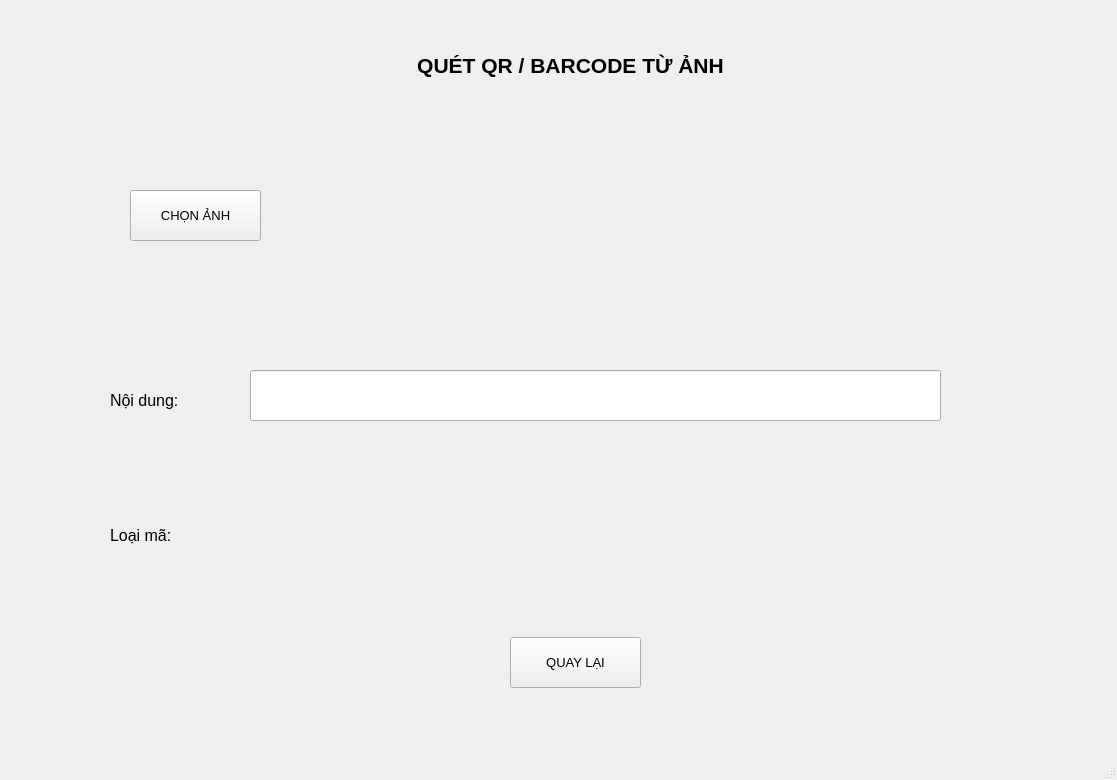
Before: the Qt Designer form manhinhquetanh.ui in thaihuutai04082005-del/BAI_TAP_NHOM_2, drawn with Qt 5.
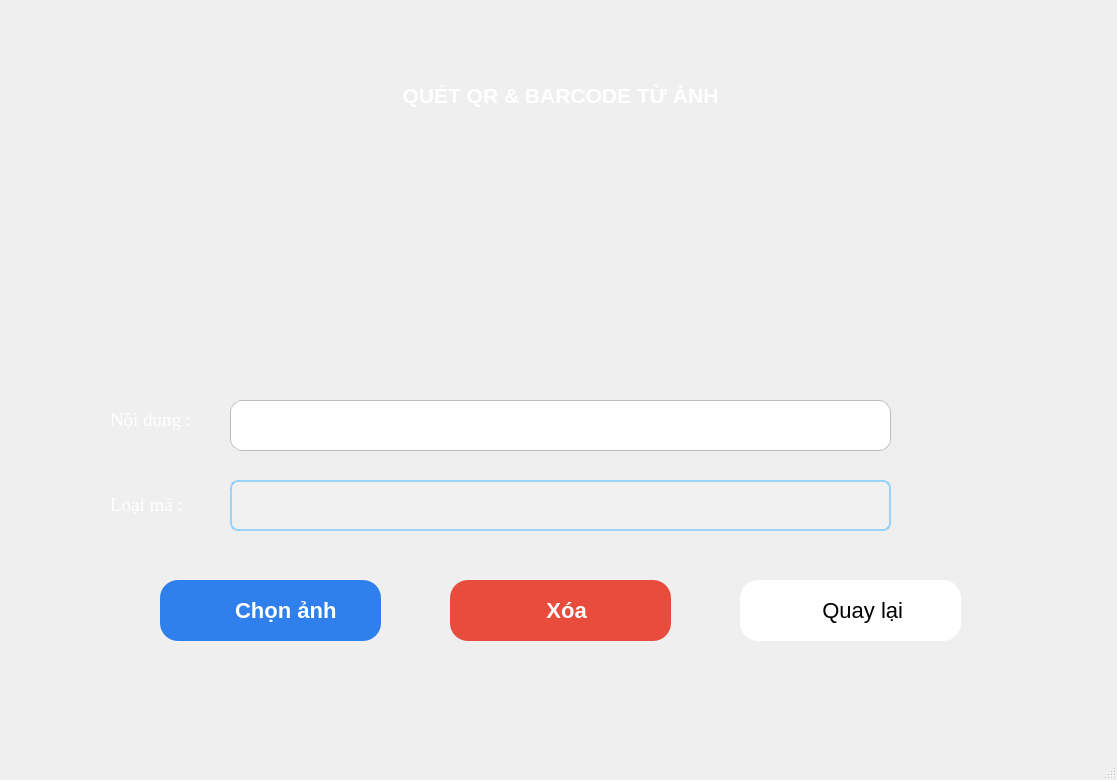
After: the same form once the commit is applied. Icons and pictures are not drawn.

Commit message: Dung: Cap nhat code quet anh

Patch:
```diff
--- a/manhinhquetanh.ui
+++ b/manhinhquetanh.ui
@@ -17,97 +17,166 @@
    <widget class="QLabel" name="label">
     <property name="geometry">
      <rect>
-      <x>360</x>
-      <y>20</y>
+      <x>350</x>
+      <y>50</y>
       <width>421</width>
       <height>91</height>
      </rect>
     </property>
+    <property name="font">
+     <font>
+      <family>Arial</family>
+      <weight>50</weight>
+      <bold>false</bold>
+     </font>
+    </property>
     <property name="text">
-     <string>&lt;html&gt;&lt;head/&gt;&lt;body&gt;&lt;p align=&quot;center&quot;&gt;&lt;span style=&quot; font-size:16pt; font-weight:600;&quot;&gt;QUÉT QR / BARCODE TỪ ẢNH&lt;/span&gt;&lt;/p&gt;&lt;/body&gt;&lt;/html&gt;</string>
+     <string>&lt;html&gt;&lt;head/&gt;&lt;body&gt;&lt;p align=&quot;center&quot;&gt;&lt;span style=&quot; font-size:16pt; font-weight:600; color:#ffffff;&quot;&gt;QUÉT QR &amp;amp; BARCODE TỪ ẢNH&lt;/span&gt;&lt;/p&gt;&lt;/body&gt;&lt;/html&gt;</string>
     </property>
    </widget>
    <widget class="QPushButton" name="chonanh_btt">
     <property name="geometry">
      <rect>
-      <x>130</x>
-      <y>190</y>
-      <width>131</width>
-      <height>51</height>
+      <x>160</x>
+      <y>580</y>
+      <width>221</width>
+      <height>61</height>
      </rect>
     </property>
     <property name="font">
      <font>
-      <pointsize>10</pointsize>
+      <pointsize>-1</pointsize>
+      <weight>62</weight>
+      <bold>true</bold>
      </font>
     </property>
+    <property name="styleSheet">
+     <string notr="true">QPushButton {
+    background-color: #2F80ED;   /* xanh dương đậm vừa, rất dễ nhìn */
+    color: #FFFFFF;
+    border: none;
+    border-radius: 18px;
+    padding: 6px 16px;
+	font-size: 22px;
+    font-weight: 500;
+}
+</string>
+    </property>
     <property name="text">
-     <string>CHỌN ẢNH</string>
+     <string>     Chọn ảnh</string>
     </property>
    </widget>
    <widget class="QLabel" name="label_2">
     <property name="geometry">
      <rect>
       <x>110</x>
-      <y>380</y>
+      <y>390</y>
       <width>101</width>
-      <height>41</height>
+      <height>61</height>
      </rect>
     </property>
+    <property name="font">
+     <font>
+      <family>Times New Roman</family>
+     </font>
+    </property>
     <property name="text">
-     <string>&lt;html&gt;&lt;head/&gt;&lt;body&gt;&lt;p&gt;&lt;span style=&quot; font-size:12pt;&quot;&gt;Nội dung:&lt;/span&gt;&lt;/p&gt;&lt;/body&gt;&lt;/html&gt;</string>
+     <string>&lt;html&gt;&lt;head/&gt;&lt;body&gt;&lt;p&gt;&lt;span style=&quot; font-size:14pt; color:#ffffff;&quot;&gt;Nội dung :&lt;/span&gt;&lt;/p&gt;&lt;/body&gt;&lt;/html&gt;</string>
     </property>
    </widget>
    <widget class="QLabel" name="label_3">
     <property name="geometry">
      <rect>
       <x>110</x>
-      <y>505</y>
-      <width>381</width>
-      <height>61</height>
+      <y>480</y>
+      <width>91</width>
+      <height>51</height>
      </rect>
     </property>
+    <property name="font">
+     <font>
+      <family>Times New Roman</family>
+     </font>
+    </property>
     <property name="text">
-     <string>&lt;html&gt;&lt;head/&gt;&lt;body&gt;&lt;p&gt;&lt;span style=&quot; font-size:12pt;&quot;&gt;Loại mã: &lt;/span&gt;&lt;/p&gt;&lt;/body&gt;&lt;/html&gt;</string>
+     <string>&lt;html&gt;&lt;head/&gt;&lt;body&gt;&lt;p&gt;&lt;span style=&quot; font-size:14pt; color:#ffffff;&quot;&gt;Loại mã : &lt;/span&gt;&lt;/p&gt;&lt;/body&gt;&lt;/html&gt;</string>
     </property>
    </widget>
    <widget class="QPushButton" name="quaylai2_btt">
     <property name="geometry">
      <rect>
-      <x>510</x>
-      <y>637</y>
-      <width>131</width>
-      <height>51</height>
+      <x>740</x>
+      <y>580</y>
+      <width>221</width>
+      <height>61</height>
      </rect>
     </property>
     <property name="font">
      <font>
-      <pointsize>10</pointsize>
+      <pointsize>-1</pointsize>
      </font>
     </property>
+    <property name="styleSheet">
+     <string notr="true">QPushButton {
+    background-color: #FFFFFF;
+    border-radius: 18px;
+	font-size: 22px;
+}</string>
+    </property>
     <property name="text">
-     <string>QUAY LẠI</string>
+     <string>    Quay lại</string>
     </property>
    </widget>
    <widget class="QLineEdit" name="noidunganh_line">
     <property name="geometry">
      <rect>
-      <x>250</x>
-      <y>370</y>
-      <width>691</width>
+      <x>230</x>
+      <y>400</y>
+      <width>661</width>
       <height>51</height>
      </rect>
     </property>
+    <property name="styleSheet">
+     <string notr="true">QLineEdit {
+    background-color: #FFFFFF;     /* nền trắng */
+    color: #333333;                /* chữ xám đậm */
+    border: 1px solid #BDBDBD;     /* viền xám nhạt */
+    border-radius: 12px;           /* bo tròn góc */
+    padding: 6px 12px;             /* khoảng cách chữ */
+    font-size: 14px;
+}</string>
+    </property>
    </widget>
    <widget class="QLabel" name="loaima_lb">
     <property name="geometry">
      <rect>
-      <x>350</x>
-      <y>510</y>
-      <width>151</width>
-      <height>41</height>
+      <x>230</x>
+      <y>480</y>
+      <width>661</width>
+      <height>51</height>
      </rect>
     </property>
+    <property name="styleSheet">
+     <string notr="true">QLabel {
+    /* Nền trắng trong suốt nhẹ giúp nổi bật trên hình nền xanh đậm */
+    background-color: rgba(255, 255, 255, 20); 
+    
+    /* Viền xanh sáng tạo hiệu ứng công nghệ hiện đại */
+    border: 2px solid rgba(120, 200, 255, 180); 
+    
+    /* Bo góc khung */
+    border-radius: 8px;
+    
+    /* Đổi màu chữ sang trắng để dễ đọc nhất */
+    color: #ffffff;
+    
+    /* Làm đậm chữ để tăng độ nhận diện */
+    font-weight: bold;
+    
+    /* Đẩy chữ cách viền trái một chút cho cân đối */
+    padding-left: 10px;
+}</string>
+    </property>
     <property name="text">
      <string/>
     </property>
@@ -115,10 +184,10 @@
    <widget class="QLabel" name="qrbarcode1_lb">
     <property name="geometry">
      <rect>
-      <x>310</x>
-      <y>140</y>
-      <width>301</width>
-      <height>171</height>
+      <x>250</x>
+      <y>180</y>
+      <width>241</width>
+      <height>161</height>
      </rect>
     </property>
     <property name="text">
@@ -128,10 +197,150 @@
    <widget class="QLabel" name="qrbarcode2_lb">
     <property name="geometry">
      <rect>
+      <x>640</x>
+      <y>180</y>
+      <width>241</width>
+      <height>161</height>
+     </rect>
+    </property>
+    <property name="text">
+     <string/>
+    </property>
+   </widget>
+   <widget class="QLabel" name="label_4">
+    <property name="geometry">
+     <rect>
+      <x>0</x>
+      <y>0</y>
+      <width>1121</width>
+      <height>761</height>
+     </rect>
+    </property>
+    <property name="styleSheet">
+     <string notr="true">background-image: url(:/nen/nen8.png);</string>
+    </property>
+    <property name="text">
+     <string/>
+    </property>
+   </widget>
+   <widget class="QLabel" name="label_5">
+    <property name="geometry">
+     <rect>
+      <x>590</x>
+      <y>150</y>
+      <width>341</width>
+      <height>221</height>
+     </rect>
+    </property>
+    <property name="styleSheet">
+     <string notr="true">image: url(:/nen/khungcamera1.png);</string>
+    </property>
+    <property name="text">
+     <string/>
+    </property>
+   </widget>
+   <widget class="QLabel" name="label_6">
+    <property name="geometry">
+     <rect>
+      <x>220</x>
+      <y>150</y>
+      <width>301</width>
+      <height>221</height>
+     </rect>
+    </property>
+    <property name="styleSheet">
+     <string notr="true">image: url(:/nen/khungcamera1.png);</string>
+    </property>
+    <property name="text">
+     <string/>
+    </property>
+   </widget>
+   <widget class="QPushButton" name="xoa3_btt">
+    <property name="geometry">
+     <rect>
+      <x>450</x>
+      <y>580</y>
+      <width>221</width>
+      <height>61</height>
+     </rect>
+    </property>
+    <property name="font">
+     <font>
+      <pointsize>-1</pointsize>
+      <weight>62</weight>
+      <bold>true</bold>
+     </font>
+    </property>
+    <property name="styleSheet">
+     <string notr="true">QPushButton {
+    background-color: #E74C3C;   /* đỏ giống nút Thoát trong hình */
+    color: #FFFFFF;
+    border: none;
+    border-radius: 18px;
+    padding: 6px 16px;
+	font-size: 22px;
+    font-weight: 500;
+}</string>
+    </property>
+    <property name="text">
+     <string>  Xóa</string>
+    </property>
+   </widget>
+   <widget class="QLabel" name="label_7">
+    <property name="geometry">
+     <rect>
+      <x>170</x>
+      <y>590</y>
+      <width>61</width>
+      <height>41</height>
+     </rect>
+    </property>
+    <property name="styleSheet">
+     <string notr="true">image: url(:/nen/trangtriquetanh1.png);</string>
+    </property>
+    <property name="text">
+     <string/>
+    </property>
+   </widget>
+   <widget class="QLabel" name="label_8">
+    <property name="geometry">
+     <rect>
+      <x>754</x>
+      <y>580</y>
+      <width>61</width>
+      <height>61</height>
+     </rect>
+    </property>
+    <property name="styleSheet">
+     <string notr="true">image: url(:/nen/quaylai.png);</string>
+    </property>
+    <property name="text">
+     <string/>
+    </property>
+   </widget>
+   <widget class="QLabel" name="label_9">
+    <property name="geometry">
+     <rect>
+      <x>480</x>
+      <y>590</y>
+      <width>55</width>
+      <height>41</height>
+     </rect>
+    </property>
+    <property name="styleSheet">
+     <string notr="true">image: url(:/nen/xoa.png);</string>
+    </property>
+    <property name="text">
+     <string/>
+    </property>
+   </widget>
+   <widget class="QLabel" name="label_10">
+    <property name="geometry">
+     <rect>
       <x>680</x>
-      <y>140</y>
-      <width>301</width>
-      <height>171</height>
+      <y>220</y>
+      <width>21</width>
+      <height>16</height>
      </rect>
     </property>
     <property name="text">
```
Left out of the diff: 24 changed lines with no effect on the pictures.
